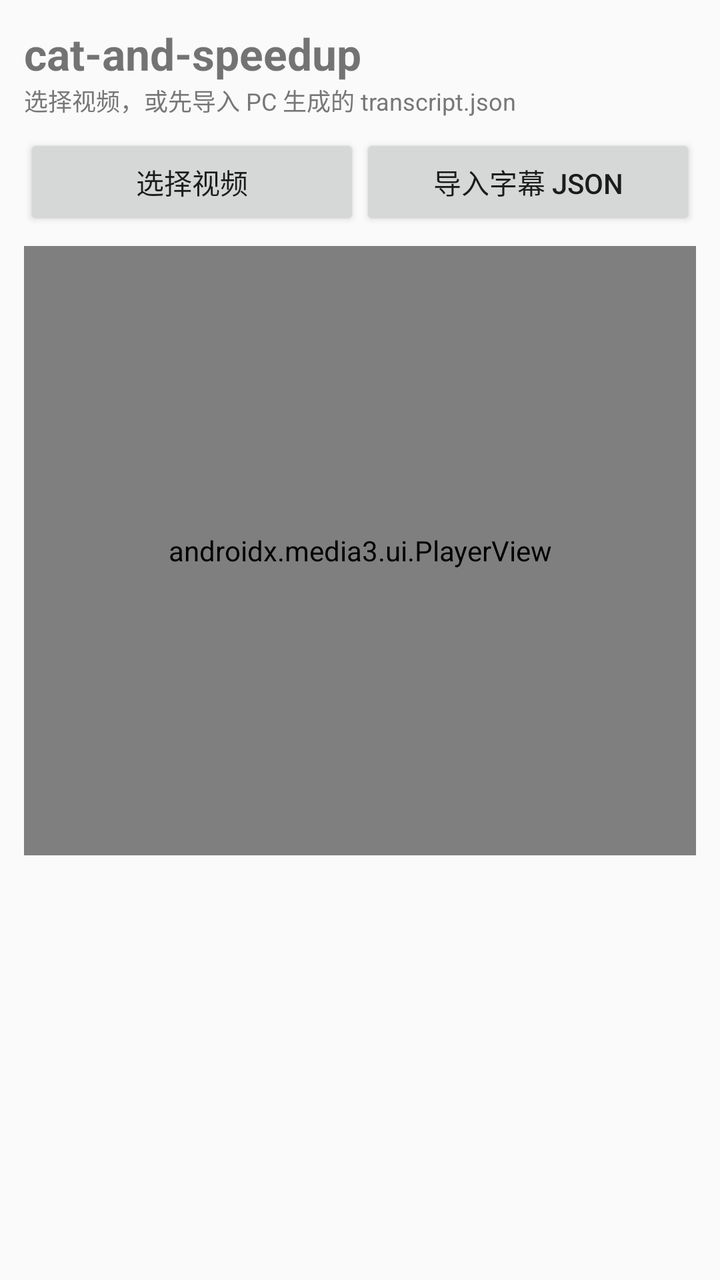
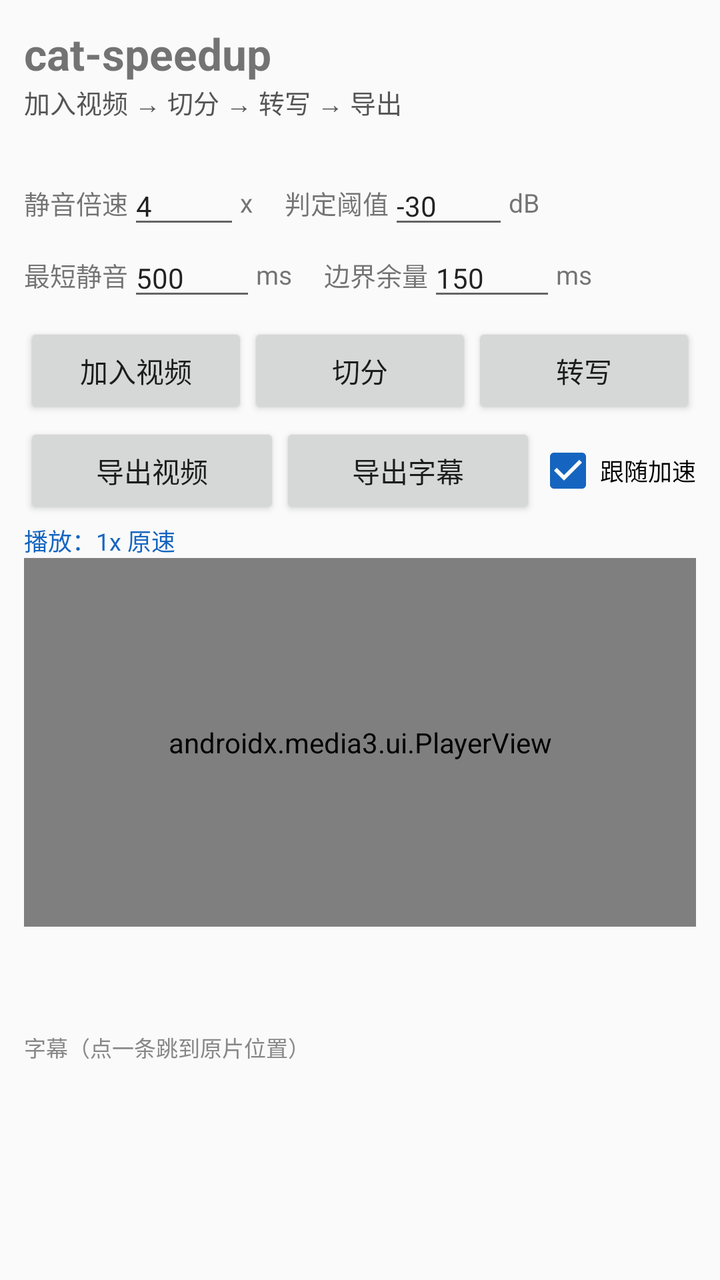

The first picture is an Android layout as it rendered before a commit; the second is the same layout after the commit. The layout source and the unified diff follow.
<!-- AndroidManifest.xml: application theme Theme.CatSpeedup -->
<!-- res/layout/activity_main.xml -->
<?xml version="1.0" encoding="utf-8"?>
<LinearLayout xmlns:android="http://schemas.android.com/apk/res/android"
    android:layout_width="match_parent"
    android:layout_height="match_parent"
    android:orientation="vertical"
    android:padding="12dp">

    <TextView
        android:layout_width="wrap_content"
        android:layout_height="wrap_content"
        android:text="@string/app_name"
        android:textSize="22sp"
        android:textStyle="bold" />

    <TextView
        android:id="@+id/status"
        android:layout_width="match_parent"
        android:layout_height="wrap_content"
        android:text="@string/status_hint"
        android:textColor="#777777"
        android:textSize="12sp" />

    <LinearLayout
        android:layout_width="match_parent"
        android:layout_height="wrap_content"
        android:orientation="horizontal"
        android:paddingTop="8dp"
        android:paddingBottom="8dp">

        <Button
            android:id="@+id/open_video"
            android:layout_width="0dp"
            android:layout_height="wrap_content"
            android:layout_weight="1"
            android:text="@string/open_video" />

        <Button
            android:id="@+id/open_subtitles"
            android:layout_width="0dp"
            android:layout_height="wrap_content"
            android:layout_weight="1"
            android:text="@string/open_subtitles" />
    </LinearLayout>

    <androidx.media3.ui.PlayerView
        android:id="@+id/player_view"
        android:layout_width="match_parent"
        android:layout_height="0dp"
        android:layout_weight="2"
        android:background="#000000" />

    <TextView
        android:id="@+id/current_subtitle"
        android:layout_width="match_parent"
        android:layout_height="wrap_content"
        android:minHeight="48dp"
        android:paddingTop="6dp"
        android:paddingBottom="6dp"
        android:textColor="#1565C0"
        android:textSize="16sp" />

    <ListView
        android:id="@+id/subtitle_list"
        android:layout_width="match_parent"
        android:layout_height="0dp"
        android:layout_weight="1"
        android:divider="#22000000"
        android:dividerHeight="1dp" />

</LinearLayout>
<!-- resources referenced by this layout -->
<resources>
  <string name="app_name">cat-and-speedup</string>
  <string name="open_subtitles">导入字幕 JSON</string>
  <string name="open_video">选择视频</string>
  <string name="status_hint">选择视频，或先导入 PC 生成的 transcript.json</string>
  <style name="Theme.CatSpeedup" parent="Theme.AppCompat.DayNight.NoActionBar">
          <item name="colorPrimary">#1565C0</item>
          <item name="colorPrimaryDark">#0D47A1</item>
          <item name="colorAccent">#1565C0</item>
      </style>
</resources>

<!-- the commit's change to res/layout/activity_main.xml (unified diff, before → after) -->
@@ -17,30 +17,187 @@
         android:layout_width="match_parent"
         android:layout_height="wrap_content"
         android:text="@string/status_hint"
-        android:textColor="#777777"
+        android:textColor="#555555"
+        android:textSize="13sp" />
+
+    <TextView
+        android:id="@+id/model"
+        android:layout_width="match_parent"
+        android:layout_height="wrap_content"
+        android:textColor="#999999"
+        android:textSize="11sp" />
+
+    <LinearLayout
+        android:layout_width="match_parent"
+        android:layout_height="wrap_content"
+        android:gravity="center_vertical"
+        android:orientation="horizontal"
+        android:paddingTop="8dp">
+
+        <TextView
+            android:layout_width="wrap_content"
+            android:layout_height="wrap_content"
+            android:text="@string/label_speed"
+            android:textSize="13sp" />
+
+        <EditText
+            android:id="@+id/speed_input"
+            android:layout_width="56dp"
+            android:layout_height="wrap_content"
+            android:autofillHints=""
+            android:inputType="numberDecimal"
+            android:maxLines="1"
+            android:text="4"
+            android:textSize="14sp" />
+
+        <TextView
+            android:layout_width="wrap_content"
+            android:layout_height="wrap_content"
+            android:layout_marginEnd="16dp"
+            android:text="x"
+            android:textSize="13sp" />
+
+        <TextView
+            android:layout_width="wrap_content"
+            android:layout_height="wrap_content"
+            android:text="@string/label_noise"
+            android:textSize="13sp" />
+
+        <EditText
+            android:id="@+id/noise_input"
+            android:layout_width="60dp"
+            android:layout_height="wrap_content"
+            android:autofillHints=""
+            android:inputType="numberSigned"
+            android:maxLines="1"
+            android:text="-30"
+            android:textSize="14sp" />
+
+        <TextView
+            android:layout_width="wrap_content"
+            android:layout_height="wrap_content"
+            android:text="dB"
+            android:textSize="13sp" />
+    </LinearLayout>
+
+    <LinearLayout
+        android:layout_width="match_parent"
+        android:layout_height="wrap_content"
+        android:gravity="center_vertical"
+        android:orientation="horizontal">
+
+        <TextView
+            android:layout_width="wrap_content"
+            android:layout_height="wrap_content"
+            android:text="@string/label_min_silence"
+            android:textSize="13sp" />
+
+        <EditText
+            android:id="@+id/min_silence_input"
+            android:layout_width="64dp"
+            android:layout_height="wrap_content"
+            android:autofillHints=""
+            android:inputType="number"
+            android:maxLines="1"
+            android:text="500"
+            android:textSize="14sp" />
+
+        <TextView
+            android:layout_width="wrap_content"
+            android:layout_height="wrap_content"
+            android:layout_marginEnd="16dp"
+            android:text="ms"
+            android:textSize="13sp" />
+
+        <TextView
+            android:layout_width="wrap_content"
+            android:layout_height="wrap_content"
+            android:text="@string/label_margin"
+            android:textSize="13sp" />
+
+        <EditText
+            android:id="@+id/margin_input"
+            android:layout_width="64dp"
+            android:layout_height="wrap_content"
+            android:autofillHints=""
+            android:inputType="number"
+            android:maxLines="1"
+            android:text="150"
+            android:textSize="14sp" />
+
+        <TextView
+            android:layout_width="wrap_content"
+            android:layout_height="wrap_content"
+            android:text="ms"
+            android:textSize="13sp" />
+    </LinearLayout>
+
+    <LinearLayout
+        android:layout_width="match_parent"
+        android:layout_height="wrap_content"
+        android:orientation="horizontal"
+        android:paddingTop="6dp"
+        android:paddingBottom="2dp">
+
+        <Button
+            android:id="@+id/open_video"
+            android:layout_width="0dp"
+            android:layout_height="wrap_content"
+            android:layout_weight="1"
+            android:text="@string/open_video" />
+
+        <Button
+            android:id="@+id/analyze"
+            android:layout_width="0dp"
+            android:layout_height="wrap_content"
+            android:layout_weight="1"
+            android:text="@string/analyze" />
+
+        <Button
+            android:id="@+id/transcribe_local"
+            android:layout_width="0dp"
+            android:layout_height="wrap_content"
+            android:layout_weight="1"
+            android:text="@string/transcribe_local" />
+    </LinearLayout>
+
+    <LinearLayout
+        android:layout_width="match_parent"
+        android:layout_height="wrap_content"
+        android:gravity="center_vertical"
+        android:orientation="horizontal"
+        android:paddingBottom="2dp">
+
+        <Button
+            android:id="@+id/export_video"
+            android:layout_width="0dp"
+            android:layout_height="wrap_content"
+            android:layout_weight="1"
+            android:text="@string/export_video" />
+
+        <Button
+            android:id="@+id/export_subtitles"
+            android:layout_width="0dp"
+            android:layout_height="wrap_content"
+            android:layout_weight="1"
+            android:text="@string/export_subtitles" />
+
+        <CheckBox
+            android:id="@+id/follow_plan"
+            android:layout_width="wrap_content"
+            android:layout_height="wrap_content"
+            android:checked="true"
+            android:text="@string/follow_plan"
+            android:textSize="12sp" />
+    </LinearLayout>
+
+    <TextView
+        android:id="@+id/speed_state"
+        android:layout_width="match_parent"
+        android:layout_height="wrap_content"
+        android:text="@string/speed_state_idle"
+        android:textColor="#1565C0"
         android:textSize="12sp" />
-
-    <LinearLayout
-        android:layout_width="match_parent"
-        android:layout_height="wrap_content"
-        android:orientation="horizontal"
-        android:paddingTop="8dp"
-        android:paddingBottom="8dp">
-
-        <Button
-            android:id="@+id/open_video"
-            android:layout_width="0dp"
-            android:layout_height="wrap_content"
-            android:layout_weight="1"
-            android:text="@string/open_video" />
-
-        <Button
-            android:id="@+id/open_subtitles"
-            android:layout_width="0dp"
-            android:layout_height="wrap_content"
-            android:layout_weight="1"
-            android:text="@string/open_subtitles" />
-    </LinearLayout>
 
     <androidx.media3.ui.PlayerView
         android:id="@+id/player_view"
@@ -53,11 +210,20 @@
         android:id="@+id/current_subtitle"
         android:layout_width="match_parent"
         android:layout_height="wrap_content"
-        android:minHeight="48dp"
-        android:paddingTop="6dp"
-        android:paddingBottom="6dp"
-        android:textColor="#1565C0"
-        android:textSize="16sp" />
+        android:minHeight="52dp"
+        android:paddingTop="8dp"
+        android:paddingBottom="8dp"
+        android:textColor="#0D47A1"
+        android:textSize="18sp"
+        android:textStyle="bold" />
+
+    <TextView
+        android:layout_width="match_parent"
+        android:layout_height="wrap_content"
+        android:paddingBottom="4dp"
+        android:text="@string/subtitle_hint"
+        android:textColor="#888888"
+        android:textSize="11sp" />
 
     <ListView
         android:id="@+id/subtitle_list"
<!-- resource entries referenced after the edit -->
@@ -1,9 +1,19 @@
 <!-- resources referenced by this layout -->
 <resources>
-  <string name="app_name">cat-and-speedup</string>
-  <string name="open_subtitles">导入字幕 JSON</string>
-  <string name="open_video">选择视频</string>
-  <string name="status_hint">选择视频，或先导入 PC 生成的 transcript.json</string>
+  <string name="analyze">切分</string>
+  <string name="app_name">cat-speedup</string>
+  <string name="export_subtitles">导出字幕</string>
+  <string name="export_video">导出视频</string>
+  <string name="follow_plan">跟随加速</string>
+  <string name="label_margin">边界余量</string>
+  <string name="label_min_silence">最短静音</string>
+  <string name="label_noise">判定阈值</string>
+  <string name="label_speed">静音倍速</string>
+  <string name="open_video">加入视频</string>
+  <string name="speed_state_idle">播放：1x 原速</string>
+  <string name="status_hint">加入视频 → 切分 → 转写 → 导出</string>
+  <string name="subtitle_hint">字幕（点一条跳到原片位置）</string>
+  <string name="transcribe_local">转写</string>
   <style name="Theme.CatSpeedup" parent="Theme.AppCompat.DayNight.NoActionBar">
           <item name="colorPrimary">#1565C0</item>
           <item name="colorPrimaryDark">#0D47A1</item>
